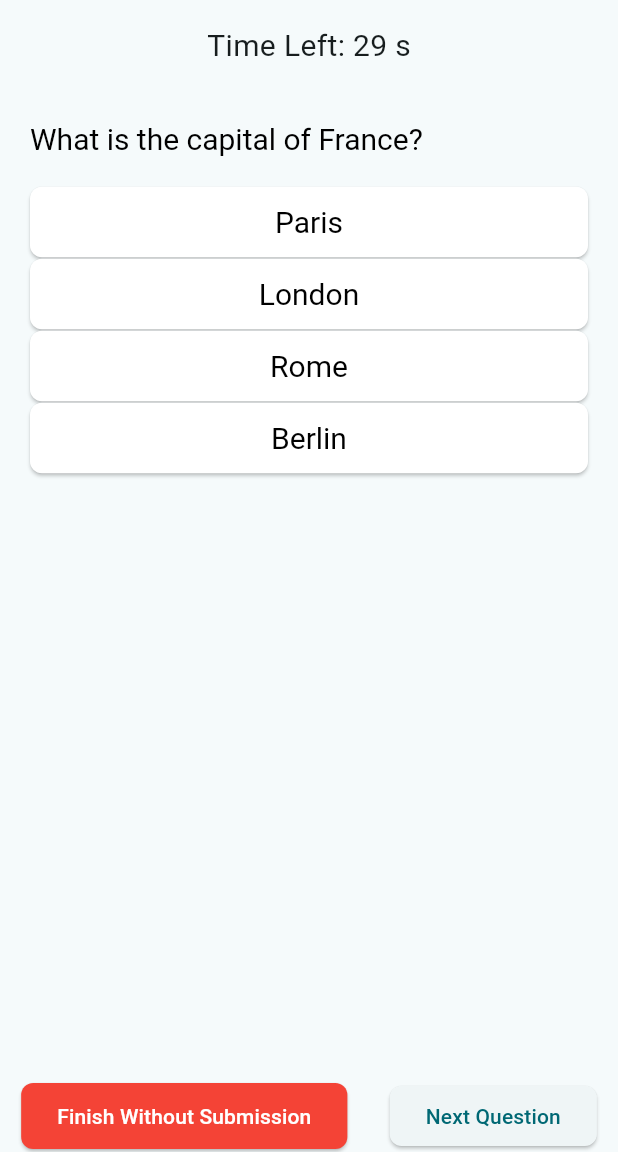
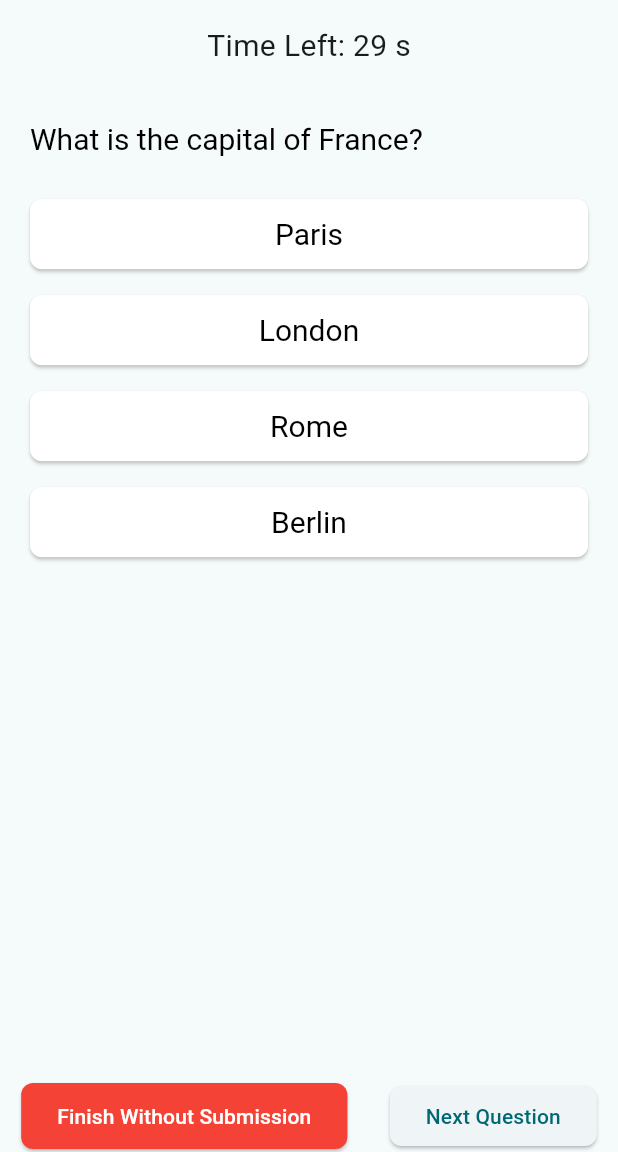
Before and after one commit to salimmurshed/quiz_app, a Flutter app: the screen it shows after launch, after a tap on "Quiz", on a phone screen of 412 x 824 dp, the part 84-1236 px from its top. Run offline on Flutter 3.47's test engine with Material 3 defaults, Android fonts, the phone set to English and light mode, and no system bars; our stand-ins replace bloc, flutter_bloc, freezed_annotation, get_it, injectable; missing offline and left inert: flutter_math_fork; generated files the repository leaves out were written again.

Commit message:
some design changed

```diff
--- a/lib/screens/home/home.dart
+++ b/lib/screens/home/home.dart
@@ -60,7 +60,7 @@ class _HomeState extends State<Home> {
                         mainAxisAlignment: MainAxisAlignment.center,
                         crossAxisAlignment: CrossAxisAlignment.center,
                         children: [
-                          Text(Strings.quiz, style: TextStyle(fontSize: 24)),
+                          Text(Strings.quiz, style: TextStyle(fontSize: 20)),
                           Image.asset(Assets.quiz, height: 100),
                         ],
                       ),
@@ -84,7 +84,7 @@ class _HomeState extends State<Home> {
                         children: [
                           Text(
                             Strings.leaderboard,
-                            style: TextStyle(fontSize: 24),
+                            style: TextStyle(fontSize: 20),
                           ),
                           Image.asset(Assets.leaderboard, height: 100),
                         ],
--- a/lib/screens/quiz/quiz_screen.dart
+++ b/lib/screens/quiz/quiz_screen.dart
@@ -1,11 +1,9 @@
 import 'package:flutter/material.dart';
 import 'package:flutter_bloc/flutter_bloc.dart';
-import 'package:flutter_math_fork/flutter_math.dart';
 import 'package:quiz_app/screens/quiz/quiz_bloc.dart';
 import 'package:quiz_app/utils/strings.dart';
 
 import '../../utils/parse_data_latex.dart';
-import '../../utils/parsed_data.dart';
 
 class MyHomePage extends StatefulWidget {
   @override
@@ -53,7 +51,11 @@ class _MyHomePageState extends State<MyHomePage> {
 
                           SizedBox(height: 20),
                           ...List.generate(q.options!.length, (i) {
-                            return SizedBox(
+                            return Padding(
+                              padding: const EdgeInsets.symmetric(
+                                vertical: 8.0,
+                              ),
+                              child: SizedBox(
                                 width: double.infinity,
                                 child: ElevatedButton(
                                   style: ElevatedButton.styleFrom(
@@ -83,6 +85,7 @@ class _MyHomePageState extends State<MyHomePage> {
                                     );
                                   },
                                   child: parseDataLatex(q.options![i]),
+                                ),
                               ),
                             );
                           }),
--- a/lib/screens/result/result.dart
+++ b/lib/screens/result/result.dart
@@ -35,7 +35,7 @@ class _ResultState extends State<Result> {
               gradient: LinearGradient(
                 begin: Alignment.topCenter,
                 end: Alignment.bottomCenter,
-                colors: state.winStack >= 51
+                colors: state.winStack >= 50
                     ? [Color(0xff205104), Color(0xffa4ecb5)]
                     : [Color(0xffF54927), Color(0xffF09986)],
               ),
@@ -50,7 +50,7 @@ class _ResultState extends State<Result> {
                       mainAxisSize: MainAxisSize.min,
                       children: [
                         SizedBox(height: 40),
-                        state.winStack >= 51
+                        state.winStack >= 50
                             ? Image.asset(Assets.celebration)
                             : Image.asset(Assets.badLuck),
 
```
Lines whose indentation alone changed are shown as unchanged.
